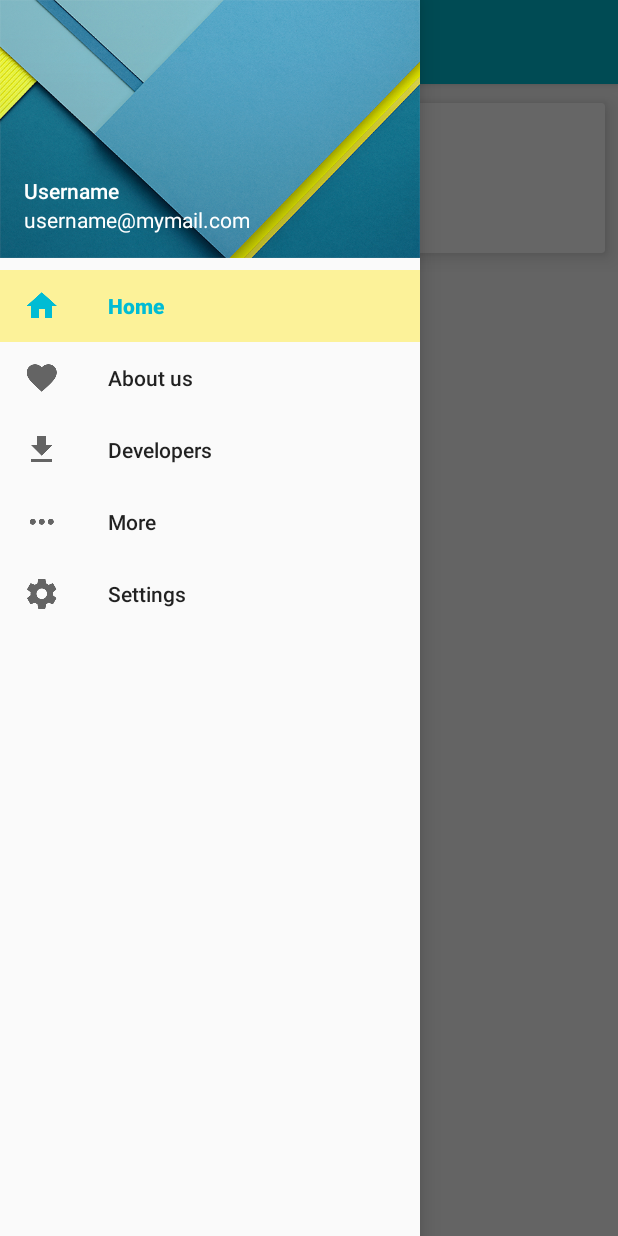
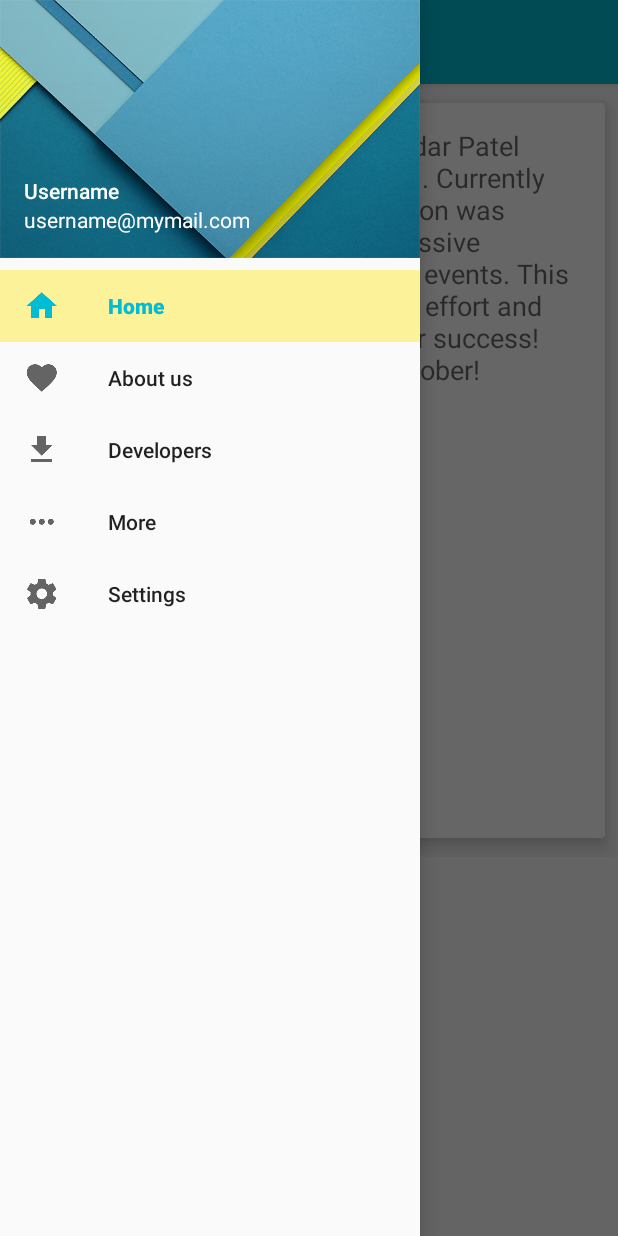
Before and after one commit to nurav/Matrix15, an Android app: the fragment AboutUsFragment placed in its activity, with the side drawer open, on a phone screen of 412 x 824 dp. Run offline under Robolectric (Android 15) with nearby library versions, the phone set to English and light mode, and no system bars; our stand-ins replace Picasso; pictures from the network do not load.

Commit message:
Merge branch 'master' of http://github.com/nurav/Matrix15
Conflicts:
	.idea/.name
	.idea/misc.xml
	.idea/modules.xml
	.idea/vcs.xml
	app/build.gradle
	app/src/main/AndroidManifest.xml
	app/src/main/res/layout/activity_main.xml
	app/src/main/res/values/dimens.xml
	app/src/main/res/values/strings.xml
	app/src/main/res/values/styles.xml
	build.gradle
	gradle/wrapper/gradle-wrapper.properties
	settings.gradle

```diff
--- a/app/src/main/res/values-v21/styles.xml
+++ b/app/src/main/res/values-v21/styles.xml
@@ -22,5 +22,11 @@
         <item name="android:colorControlHighlight">@color/accent_translucent</item>
         <item name="android:windowSharedElementsUseOverlay">false</item>
     </style>
+    <style name="AppTheme.NoActionBar">
+        <item name="windowActionBar">false</item>
+        <item name="windowNoTitle">true</item>
+        <item name="android:windowDrawsSystemBarBackgrounds">true</item>
+        <item name="android:statusBarColor">@android:color/transparent</item>
+    </style>
 
 </resources>
--- a/app/src/main/res/values/dimens.xml
+++ b/app/src/main/res/values/dimens.xml
@@ -25,4 +25,9 @@
     <dimen name="elevation_high">12dp</dimen>
     <dimen name="status_bar_height">25dp</dimen>
     <dimen name="fab_compat_margin">0dp</dimen>
+    <!-- Default screen margins, per the Android Design guidelines. -->
+    <dimen name="activity_horizontal_margin">16dp</dimen>
+    <dimen name="activity_vertical_margin">16dp</dimen>
+    <dimen name="app_bar_height">180dp</dimen>
+    <dimen name="fab_margin">16dp</dimen>
 </resources>
--- a/app/src/main/res/values/strings.xml
+++ b/app/src/main/res/values/strings.xml
@@ -24,9 +24,12 @@
     <string name="developers">Developers</string>
     <string name="more">More</string>
     <string name="settings">Settings</string>
+    <string name="about_us_text">We are the technical fest at Sardar Patel Institute of Technology, Mumbai. Currently in our second year, our first edition was a phenomenal success with massive participation across a variety of events. This year, we hope to top our maiden effort and make our festival an even bigger success! Hope to see you here on 9th October!</string>
 
 <!-- TODO: Remove or change this placeholder text -->
     <string name="hello_blank_fragment">Hello blank fragment</string>
     <string name="reg_fee">\u20B9</string>
     <string name="bullet">\u2022</string>
+    <string name="title_activity_maps">Map</string>
+    <string name="title_activity_splash">SplashActivity</string>
 </resources>
--- a/app/src/main/res/values/styles.xml
+++ b/app/src/main/res/values/styles.xml
@@ -43,4 +43,10 @@
     <color name="accent">#FFEB3B</color>
     <color name="accent_translucent">#80FFEB3B</color>
     <color name="accent_bright">#FFF493</color>
+    <style name="AppTheme.NoActionBar">
+        <item name="windowActionBar">false</item>
+        <item name="windowNoTitle">true</item>
+    </style>
+    <style name="AppTheme.AppBarOverlay" parent="ThemeOverlay.AppCompat.Dark.ActionBar" />
+    <style name="AppTheme.PopupOverlay" parent="ThemeOverlay.AppCompat.Light" />
 </resources>
```
Also changed, not shown: app/build.gradle (+6 -6 lines), app/src/main/AndroidManifest.xml (+47 -14 lines), app/src/main/res/layout/fragment_about_us.xml (+7 -7 lines), settings.gradle (line endings or trailing spaces), 3 other files.
